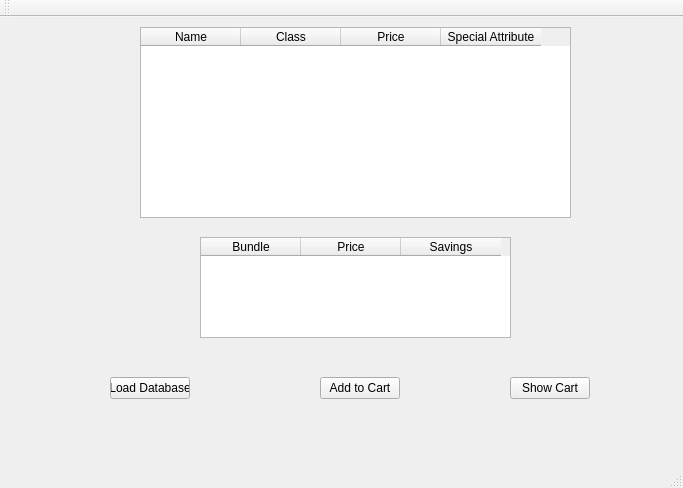
Old version of the form mainwindow.ui in the repository Twicee/shopping_cart.
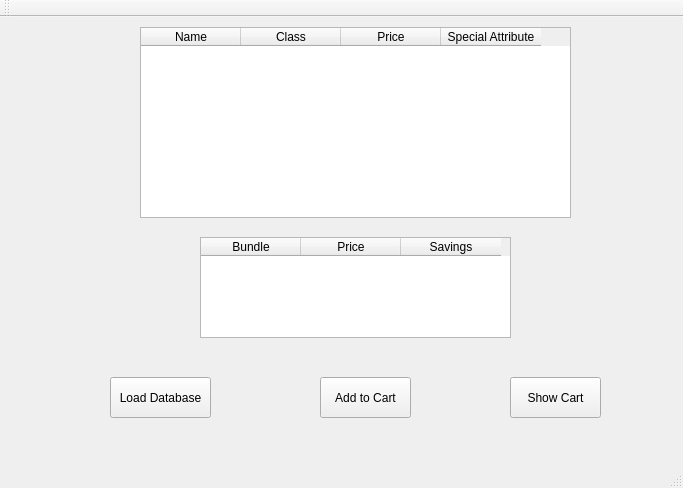
New version of the form.

Commit message: modified button size

The edit to the form file:
```diff
--- a/mainwindow.ui
+++ b/mainwindow.ui
@@ -19,8 +19,8 @@
      <rect>
       <x>110</x>
       <y>360</y>
-      <width>80</width>
-      <height>22</height>
+      <width>101</width>
+      <height>41</height>
      </rect>
     </property>
     <property name="text">
@@ -32,8 +32,8 @@
      <rect>
       <x>320</x>
       <y>360</y>
-      <width>80</width>
-      <height>22</height>
+      <width>91</width>
+      <height>41</height>
      </rect>
     </property>
     <property name="text">
@@ -45,8 +45,8 @@
      <rect>
       <x>510</x>
       <y>360</y>
-      <width>80</width>
-      <height>22</height>
+      <width>91</width>
+      <height>41</height>
      </rect>
     </property>
     <property name="text">
```
The commit also changes 2 other files.
